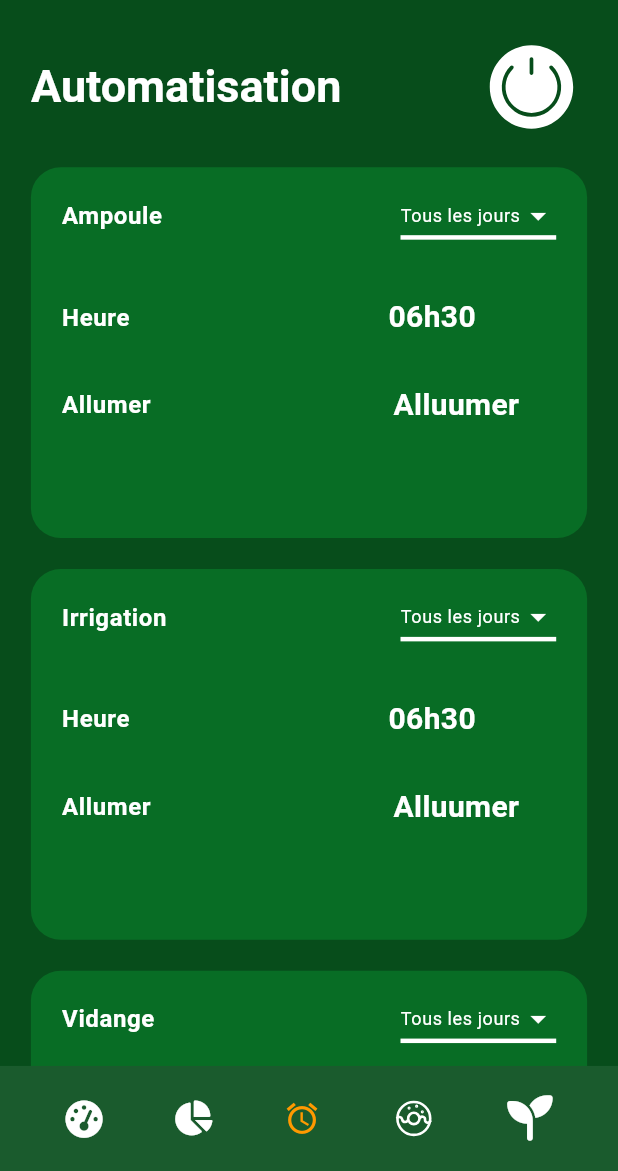
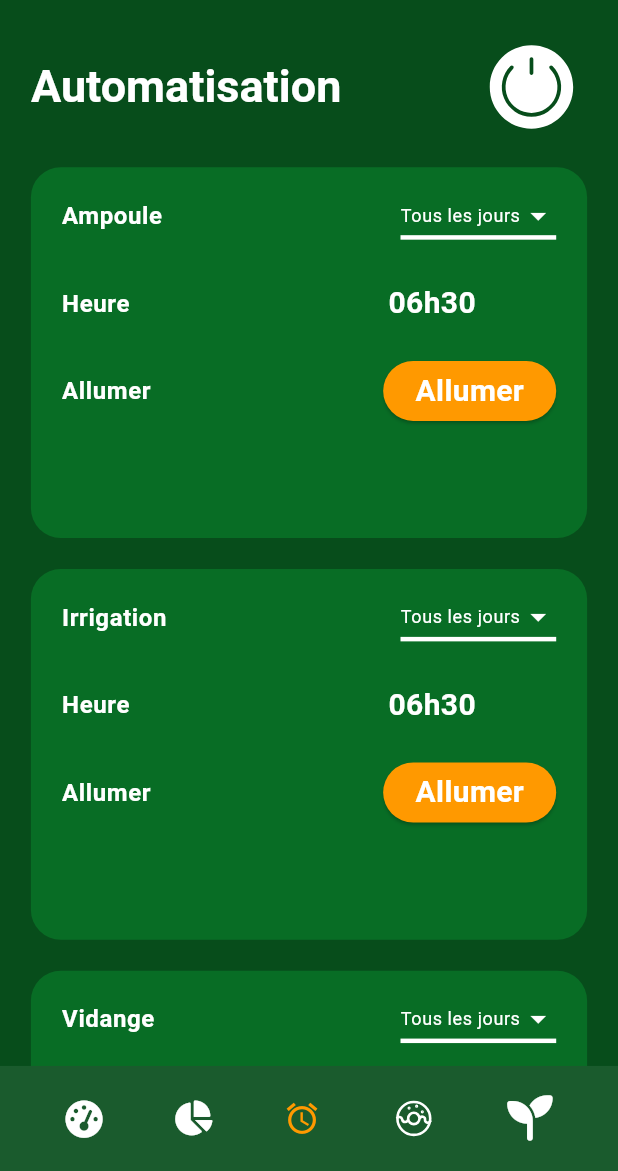
Before and after one commit to Bakerus/Vertical_Farm, a Flutter app: the screen it shows after launch, item 2 of the bottom bar chosen, after a tap on the "alarm" icon, on a phone screen of 412 x 824 dp, the part 65-1236 px from its top. Run offline on Flutter 3.47's test engine with Material 3 defaults, Android fonts, the light colour scheme and no system bars; our stand-ins replace dash_chat_2, flutter_gemini, flutter_svg, font_awesome_flutter, get, image_picker and 1 more; Roboto replaces fonts that are missing (Outfit).

Commit message:
Implementation de la partie graphes et home

```diff
--- a/lib/app/core/widgets/custom_card_automatisation.dart
+++ b/lib/app/core/widgets/custom_card_automatisation.dart
@@ -1,4 +1,5 @@
 import 'package:flutter/material.dart';
+import 'package:flutter/widgets.dart';
 import 'package:get/get.dart';
 import 'package:vertical_farm/app/core/design/colors.dart';
 import 'package:vertical_farm/app/core/utils/extensions.dart';
@@ -9,9 +10,18 @@ class CustomCardAutomatisation extends StatelessWidget {
   final String type;
   final String heure;
   final String actions;
+  final bool state;
+  final void Function()? onPressed;
   final selectedDay;
   const CustomCardAutomatisation(
-      {super.key, this.moduletitle = "", required this.selectedDay, required this.type, this.heure = "", this.actions = ""});
+      {super.key,
+      this.moduletitle = "",
+      required this.selectedDay,
+      required this.type,
+      this.heure = "",
+      this.actions = "",
+      this.state = false,
+      required this.onPressed});
 
   @override
   Widget build(BuildContext context) {
@@ -60,8 +70,8 @@ class CustomCardAutomatisation extends StatelessWidget {
                             return DropdownMenuItem<String>(
                                 value: value, child: Text(value));
                           }).toList(),
-                          onChanged: (value) =>
-                              automatisationController.setSelectedDay(value!, type),
+                          onChanged: (value) => automatisationController
+                              .setSelectedDay(value!, type),
                         ),
                       )
                     ],
@@ -86,14 +96,20 @@ class CustomCardAutomatisation extends StatelessWidget {
                     mainAxisAlignment: MainAxisAlignment.spaceBetween,
                     children: [
                       SizedBox(
-                          width: 74.0.wp,
+                          width: 80.0.wp,
                           child: Row(
                             mainAxisAlignment: MainAxisAlignment.spaceBetween,
                             children: [
                               Text(actions,
                                   style: Get.theme.textTheme.bodySmall),
-                              Text("Alluumer",
-                                  style: Get.theme.textTheme.bodyMedium),
+                              SizedBox(
+                                width:28.0.wp,
+                                child: ElevatedButton(
+                                  onPressed: onPressed,
+                                  child: Text("Allumer",
+                                      style: Get.theme.textTheme.bodyMedium),
+                                ),
+                              ),
                             ],
                           )),
                     ],
--- a/lib/app/core/widgets/custom_card_data.dart
+++ b/lib/app/core/widgets/custom_card_data.dart
@@ -1,4 +1,3 @@
-
 import 'package:flutter/material.dart';
 import 'package:get/get.dart';
 import 'package:vertical_farm/app/core/design/colors.dart';
@@ -8,11 +7,12 @@ class CustomCardData extends StatelessWidget {
   final String moduleTilte;
   final double value;
   final String symbole;
-  const CustomCardData({super.key, this.moduleTilte="", this.value=0, this.symbole=""});
+  const CustomCardData(
+      {super.key, this.moduleTilte = "", this.value = 0, this.symbole = ""});
 
   @override
   Widget build(BuildContext context) {
-    return           Container(
+    return Container(
       width: 43.0.wp,
       height: 21.0.hp,
       padding: const EdgeInsets.symmetric(vertical: 7.0),
--- a/lib/app/core/widgets/custom_elevated_button.dart
+++ b/lib/app/core/widgets/custom_elevated_button.dart
@@ -1,13 +1,23 @@
 import 'package:flutter/material.dart';
 import 'package:get/get.dart';
+import 'package:vertical_farm/app/core/design/colors.dart';
 import 'package:vertical_farm/app/core/utils/extensions.dart';
 
 class CustomElevatedButton extends StatelessWidget {
   final double height;
   final double width;
   final String operation;
+  final Color colors;
+  final bool state;
+  final void Function()? onPressed;
   const CustomElevatedButton(
-      {super.key, this.height = 6.0, this.width = 32.0, this.operation = ""});
+      {super.key,
+      this.height = 6.0,
+      this.width = 32.0,
+      this.operation = "",
+      this.state = false,
+      this.colors = AppColors.yellowSecondary,
+      required this.onPressed});
 
   @override
   Widget build(BuildContext context) {
@@ -15,7 +25,16 @@ class CustomElevatedButton extends StatelessWidget {
         width: width.wp,
         height: height.hp,
         child: ElevatedButton(
-          onPressed: () {},
+          onPressed: onPressed,
+          style: ButtonStyle(
+            backgroundColor: MaterialStateProperty.all<Color>(colors),
+            shape: MaterialStateProperty.all<RoundedRectangleBorder>(
+               RoundedRectangleBorder(
+                 borderRadius: BorderRadius.circular(45.0),
+                side: const BorderSide(color: AppColors.yellowSecondary, width: 2.0)
+              ),
+            ),
+          ),
           child: Center(
               child: Text(
             operation,
--- /dev/null
+++ b/lib/app/data/models/temperature.dart
@@ -0,0 +1,6 @@
+class TemperatureData {
+  final DateTime time;
+  final double temperature;
+
+  TemperatureData(this.time, this.temperature);
+}
--- a/lib/app/modules/Camera/views/camera_view.dart
+++ b/lib/app/modules/Camera/views/camera_view.dart
@@ -96,10 +96,12 @@ class CameraView extends GetView<CameraController> {
                         mainAxisAlignment: MainAxisAlignment.spaceBetween,
                         children: [
                           CustomElevatedButton(
+                            onPressed: () {},
                             width: 12.0.wp,
                             operation: "Mise à jour",
                           ),
                           CustomElevatedButton(
+                            onPressed: () {},
                             width: 12.0.wp,
                             operation: "Photo",
                           ),
--- a/lib/app/modules/Graphiques/controllers/graphiques_controller.dart
+++ b/lib/app/modules/Graphiques/controllers/graphiques_controller.dart
@@ -4,6 +4,9 @@ class GraphiquesController extends GetxController {
   //TODO: Implement GraphiquesController
 
   final count = 0.obs;
+  final temperatureData = <double>[].obs;
+  final humiditeData = <double>[].obs;
+
   @override
   void onInit() {
     super.onInit();
@@ -19,5 +22,31 @@ class GraphiquesController extends GetxController {
     super.onClose();
   }
 
-  void increment() => count.value++;
+  // void startUpdatingValues() {
+  //   homecontroller.startUpdatingValues();
+  //   if (temperatureData.length >= 10) {
+  //     temperatureData.removeAt(0);
+  //   }
+  //   if (humiditeData.length >= 10) {
+  //     humiditeData.removeAt(0);
+  //   }
+  //   temperatureData.add(homecontroller.temperature.value);
+  //   humiditeData.add(homecontroller.humidite.value);
+  // }
+
+      void updateTemperature(double newValue) {
+    temperatureData.add(newValue);
+    if (temperatureData.length > 10) {
+      temperatureData.removeAt(0); // Keep only the latest 10 data points
+    }
+  }
+
+    void updateHumidity(double newValue) {
+    humiditeData.add(newValue);
+    if (humiditeData.length > 10) {
+      humiditeData.removeAt(0);
+    }
+
+
 }
+}
--- a/lib/app/modules/Graphiques/views/graphiques_view.dart
+++ b/lib/app/modules/Graphiques/views/graphiques_view.dart
@@ -33,24 +33,47 @@ class GraphiquesView extends GetView<GraphiquesController> {
                 children: [
                   SizedBox(
                     width: 100.0.wp,
-                    child: SfCartesianChart(
-                      title: ChartTitle(
+                    child: Obx(() {
+                      return SfCartesianChart(
+                        title: ChartTitle(
                           text: "Temperature",
                           alignment: ChartAlignment.near,
                           textStyle: Get.theme.textTheme.bodySmall!.copyWith(
-                              fontSize: 14, fontWeight: FontWeight.w400)),
-                    ),
+                              fontSize: 14, fontWeight: FontWeight.w400),
+                        ),
+                        primaryXAxis: NumericAxis(),
+                        primaryYAxis: NumericAxis(),
+                        series: <LineSeries<double, int>>[
+                          LineSeries<double, int>(
+                            dataSource: controller.temperatureData.toList(),
+                            xValueMapper: (double value, int index) => index,
+                            yValueMapper: (double value, int index) => value,
+                          ),
+                        ],
+                      );
+                    }),
                   ),
-
-                                  SizedBox(
+                  SizedBox(
                     width: 100.0.wp,
-                    child: SfCartesianChart(
-                      title: ChartTitle(
-                          text: "Humidite",
+                    child: Obx(() {
+                      return SfCartesianChart(
+                        title: ChartTitle(
+                          text: "Humidité",
                           alignment: ChartAlignment.near,
                           textStyle: Get.theme.textTheme.bodySmall!.copyWith(
-                              fontSize: 14, fontWeight: FontWeight.w400)),
-                    ),
+                              fontSize: 14, fontWeight: FontWeight.w400),
+                        ),
+                        primaryXAxis: NumericAxis(),
+                        primaryYAxis: NumericAxis(),
+                        series: <LineSeries<double, int>>[
+                          LineSeries<double, int>(
+                            dataSource: controller.humiditeData.toList(),
+                            xValueMapper: (double value, int index) => index,
+                            yValueMapper: (double value, int index) => value,
+                          ),
+                        ],
+                      );
+                    }),
                   ),
                 ],
               )
--- a/lib/app/modules/automatisation/controllers/automatisation_controller.dart
+++ b/lib/app/modules/automatisation/controllers/automatisation_controller.dart
@@ -1,4 +1,5 @@
 import 'package:get/get.dart';
+import 'package:vertical_farm/app/data/provider/amploule_provider.dart';
 
 class AutomatisationController extends GetxController {
   //TODO: Implement AutomatisationController
@@ -7,7 +8,7 @@ class AutomatisationController extends GetxController {
   var selectedDayAmpoule = 'Tous les jours'.obs;
   var selectedDayVindange = 'Tous les jours'.obs;
   var selectedDayIrrigation = 'Tous les jours'.obs;
-
+  final state = false.obs;
   final List<String> daysOfWeek = [
     'Tous les jours',
     'Lundi',
@@ -18,21 +19,17 @@ class AutomatisationController extends GetxController {
     'Samedi',
     'Dimanche'
   ];
+  AmpouleProvider ampouleProvider = AmpouleProvider();
 
   void setSelectedDay(String day, String type) {
-    if(type == 'ampoule') {
+    if (type == 'ampoule') {
       selectedDayAmpoule.value = day;
-    }
-    else if(type == 'Vidange') {
+    } else if (type == 'Vidange') {
       selectedDayVindange.value = day;
-    }
-    else if(type == 'Irrigation') {
+    } else if (type == 'Irrigation') {
       selectedDayIrrigation.value = day;
     }
-
   }
-
-
 
   @override
   void onInit() {
@@ -49,5 +46,8 @@ class AutomatisationController extends GetxController {
     super.onClose();
   }
 
-  void increment() => count.value++;
+  controlampoule(bool state, int dataStreamId) async {
+    // state = !state;
+    await ampouleProvider.updateAmpouleState(state, dataStreamId);
+  }
 }
--- a/lib/app/modules/automatisation/views/automatisation_view.dart
+++ b/lib/app/modules/automatisation/views/automatisation_view.dart
@@ -43,6 +43,7 @@ class AutomatisationView extends GetView<AutomatisationController> {
                     mainAxisAlignment: MainAxisAlignment.spaceBetween,
                     children: [
                       CustomCardAutomatisation(
+                        onPressed: () {},
                         moduletitle: "Ampoule",
                         type: "ampoule",
                         heure: "06h30",
@@ -51,6 +52,7 @@ class AutomatisationView extends GetView<AutomatisationController> {
                             automatisationController.selectedDayAmpoule,
                       ),
                       CustomCardAutomatisation(
+                        onPressed: () {},
                         moduletitle: "Irrigation",
                         type: "Irrigation",
                         heure: "06h30",
@@ -59,6 +61,7 @@ class AutomatisationView extends GetView<AutomatisationController> {
                             automatisationController.selectedDayIrrigation,
                       ),
                       CustomCardAutomatisation(
+                        onPressed: () {},
                         moduletitle: "Vidange",
                         type: "Vidange",
                         heure: "06h30",
--- a/lib/app/modules/home/controllers/home_controller.dart
+++ b/lib/app/modules/home/controllers/home_controller.dart
@@ -1,14 +1,28 @@
+import 'dart:async';
+import 'dart:math';
+
 import 'package:get/get.dart';
+import 'package:vertical_farm/app/modules/Graphiques/controllers/graphiques_controller.dart';
 
 class HomeController extends GetxController {
   //TODO: Implement HomeController
 
   final count = 0.obs;
-    final selectedIndex = 0.obs;
-    final previousIndex = 0.obs;
+  final selectedIndex = 0.obs;
+  final previousIndex = 0.obs;
+  final temperature = 0.0.obs;
+  final humidite = 0.0.obs;
+  final conductivite = 0.0.obs;
+  final ph = 0.0.obs;
+  final luminosite = 0.0.obs;
+
+  final GraphiquesController graphiquesController = Get.put(GraphiquesController());
+  late Timer _timer;
+
   @override
   void onInit() {
     super.onInit();
+    startUpdatingValues();
   }
 
   @override
@@ -18,13 +32,33 @@ class HomeController extends GetxController {
 
   @override
   void onClose() {
+    _timer.cancel();
     super.onClose();
   }
 
   void increment() => count.value++;
 
-    void onItemTapped(int index) {
+  void onItemTapped(int index) {
     selectedIndex.value = index;
-     previousIndex.value = selectedIndex.value;
+    previousIndex.value = selectedIndex.value;
+  }
+
+  void startUpdatingValues() {
+    final random = Random();
+    _timer = Timer.periodic(Duration(seconds: 1), (timer) {
+      temperature.value = (20 + random.nextDouble() * 10)
+          .toPrecision(1); // Between 20.0 and 30.0
+      humidite.value = (20 + random.nextDouble() * 10)
+          .toPrecision(1); // Between 20.0 and 30.0
+      conductivite.value = (100 + random.nextDouble() * 20)
+          .toPrecision(1); // Between 100.0 and 120.0
+      ph.value =
+          (6 + random.nextDouble() * 2).toPrecision(1); // Between 6.0 and 8.0
+      luminosite.value = (30 + random.nextDouble() * 20)
+          .toPrecision(1); // Between 30.0 and 50.0
+
+      graphiquesController.updateTemperature(temperature.value);
+      graphiquesController.updateHumidity(humidite.value);
+    });
   }
 }
--- a/lib/app/modules/home/views/dashboard.dart
+++ b/lib/app/modules/home/views/dashboard.dart
@@ -4,12 +4,17 @@ import 'package:get/get.dart';
 import 'package:vertical_farm/app/core/utils/extensions.dart';
 import 'package:vertical_farm/app/core/widgets/custom_card_data.dart';
 import 'package:vertical_farm/app/core/widgets/custom_elevated_button.dart';
+import 'package:vertical_farm/app/modules/automatisation/controllers/automatisation_controller.dart';
+import 'package:vertical_farm/app/modules/home/controllers/home_controller.dart';
 
 class DashBoard extends StatelessWidget {
   const DashBoard({super.key});
 
   @override
   Widget build(BuildContext context) {
+    final homecontroller = Get.put(HomeController());
+    final controller = AutomatisationController();
+
     return SingleChildScrollView(
       child: Padding(
         padding: EdgeInsets.symmetric(horizontal: 5.0.wp),
@@ -41,20 +46,41 @@ class DashBoard extends StatelessWidget {
                       children: [
                         SizedBox(
                           width: 70.0.wp,
-                          child: const Row(
+                          child: Row(
                             mainAxisAlignment: MainAxisAlignment.spaceBetween,
                             children: [
-                              CustomElevatedButton(operation: "Ampoules"),
-                              CustomElevatedButton(operation: "Vidange"),
+                              CustomElevatedButton(
+                                operation: "Ampoules",
+                                onPressed: () {
+                                  controller.controlampoule(
+                                      controller.state.value, 4);
+                                  controller.state(!controller.state.value);
+                                },
+                              ),
+                              CustomElevatedButton(
+                                operation: "Vidange",
+                                onPressed: () {
+                                  controller.controlampoule(
+                                      controller.state.value, 10);
+                                  controller.state(!controller.state.value);
+                                },
+                              ),
                             ],
                           ),
                         ),
                       ],
                     ),
-                    const Row(
+                    Row(
                       mainAxisAlignment: MainAxisAlignment.start,
                       children: [
-                        CustomElevatedButton(operation: "Irrigation"),
+                        CustomElevatedButton(
+                          operation: "Irrigation",
+                          onPressed: () {
+                            controller.controlampoule(
+                                controller.state.value, 3);
+                            controller.state(!controller.state.value);
+                          },
+                        ),
                       ],
                     ),
                   ],
@@ -62,35 +88,33 @@ class DashBoard extends StatelessWidget {
               ),
               SizedBox(
                 height: 44.0.hp,
-                child: const Column(
+                child: Column(
                   mainAxisAlignment: MainAxisAlignment.spaceBetween,
                   children: [
                     Row(
                       mainAxisAlignment: MainAxisAlignment.spaceBetween,
                       children: [
-                        CustomCardData(
-                          moduleTilte: "Temperature",
-                          value: 25,
-
-                        ),
-                        CustomCardData(
-                          moduleTilte: "Conduitivite",
-                          value: 115,
-
-                        ),
+                        Obx(() => CustomCardData(
+                              moduleTilte: "Temperature",
+                              value: homecontroller.temperature.value,
+                            )),
+                        Obx(() => CustomCardData(
+                              moduleTilte: "Conduitivite",
+                              value: homecontroller.conductivite.value,
+                            )),
                       ],
                     ),
                     Row(
                       mainAxisAlignment: MainAxisAlignment.spaceBetween,
                       children: [
-                        CustomCardData(
-                          moduleTilte: "pH",
-                          value: 6.5,
-                        ),
-                        CustomCardData(
-                          moduleTilte: "Luminosité",
-                          value: 40,
-                        ),
+                        Obx(() => CustomCardData(
+                              moduleTilte: "pH",
+                              value: homecontroller.ph.value,
+                            )),
+                        Obx(() => CustomCardData(
+                              moduleTilte: "Luminosité",
+                              value: homecontroller.luminosite.value,
+                            )),
                       ],
                     ),
                   ],
```
Also changed, not shown: lib/app/data/provider/amploule_provider.dart (added, +30 -0 lines). Lines whose indentation alone changed are shown as unchanged.
